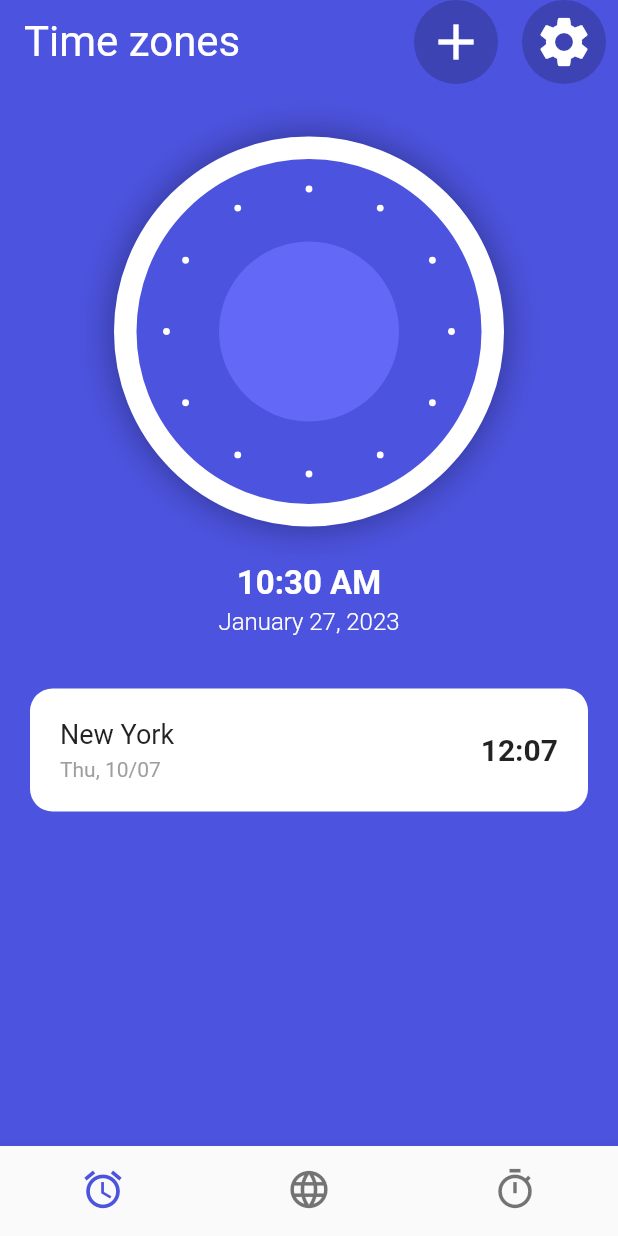
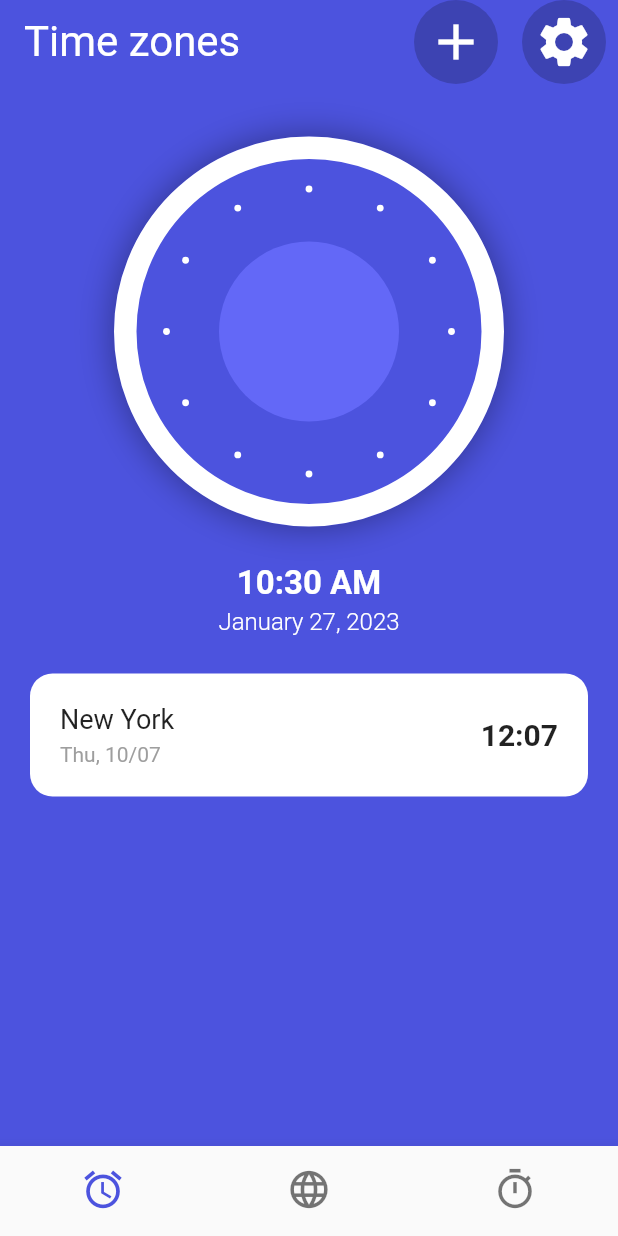
Before and after one commit to eomgerm/flutter_clock, a Flutter app: the screen it shows after launch, on a phone screen of 412 x 824 dp. Run offline on Flutter 3.47's test engine with Material 2 defaults, Android fonts, the phone set to English and light mode, and no system bars.

Commit message:
gap modified

```diff
--- a/lib/main.dart
+++ b/lib/main.dart
@@ -105,7 +105,7 @@ class App extends StatelessWidget {
             ),
             const ClockText(),
             const SizedBox(
-              height: 35,
+              height: 25,
             ),
             SingleChildScrollView(
               child: Padding(
```
